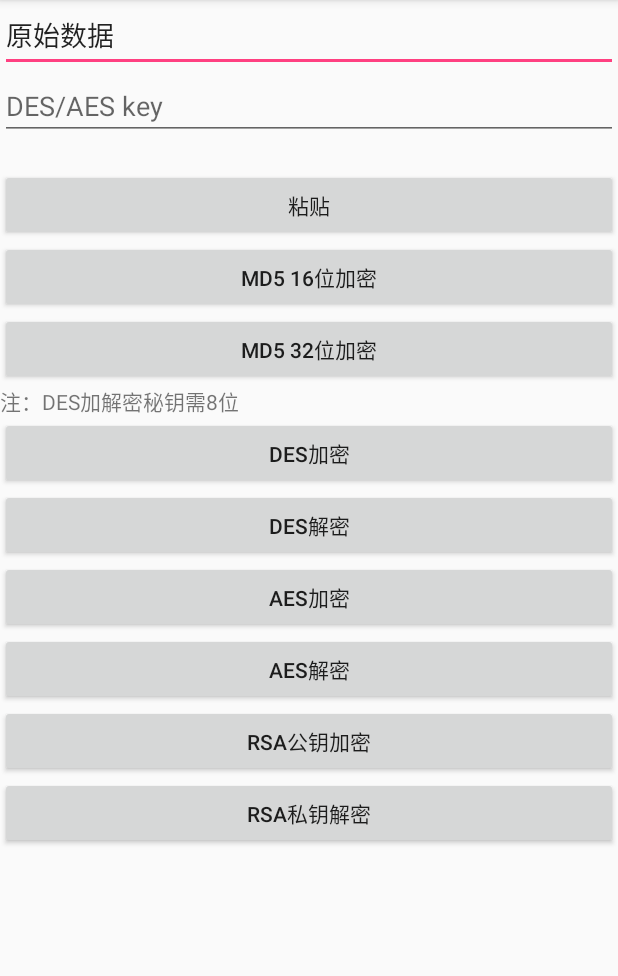
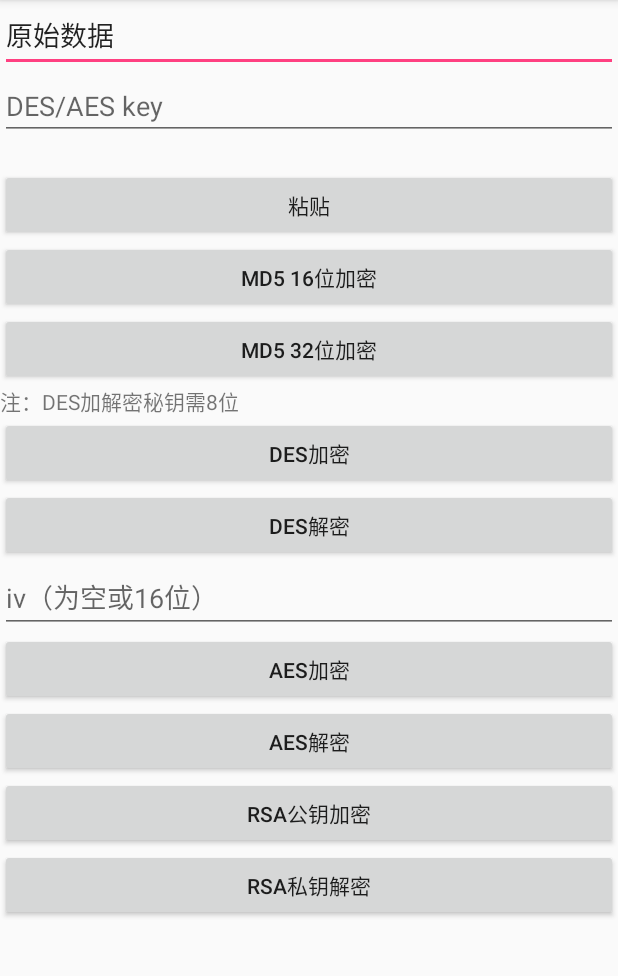
Before and after one commit to q1113225201/LibPlatform, an Android app: the EncryptActivity screen opened directly, with no data from a screen before it, on a phone screen of 412 x 824 dp, the part 84-1060 px from its top. Run offline under Robolectric (Android 15) with nearby library versions, the phone set to English and light mode, and no system bars.

Commit message:
带IV的AES加解密

```diff
--- a/app/src/main/java/com/sjl/libplatform/encrypt/EncryptActivity.java
+++ b/app/src/main/java/com/sjl/libplatform/encrypt/EncryptActivity.java
@@ -17,6 +17,7 @@ import com.sjl.libplatform.util.encrypt.RSAUtil;
 public class EncryptActivity extends PlatformActivity {
     EditText etData;
     EditText etKey;
+    EditText etIV;
     TextView tvData;
 
     @Override
@@ -28,6 +29,7 @@ public class EncryptActivity extends PlatformActivity {
     public void initView() {
         etData = findViewById(R.id.et_data);
         etKey = findViewById(R.id.et_key);
+        etIV = findViewById(R.id.et_iv);
         tvData = findViewById(R.id.tv_data);
         findViewById(R.id.tv_data).setOnClickListener(this);
         findViewById(R.id.btn_paste).setOnClickListener(this);
@@ -91,10 +93,10 @@ public class EncryptActivity extends PlatformActivity {
                 tvData.setText(DESUtil.decrypt(etKey.getText().toString(), etData.getText().toString()));
                 break;
             case R.id.btn_aes_encrypt:
-                tvData.setText(AESUtil.encrypt(etKey.getText().toString(), etData.getText().toString()));
+                tvData.setText(AESUtil.encrypt(etKey.getText().toString(), etData.getText().toString(), etIV.getText().toString()));
                 break;
             case R.id.btn_aes_decrypt:
-                tvData.setText(AESUtil.decrypt(etKey.getText().toString(), etData.getText().toString()));
+                tvData.setText(AESUtil.decrypt(etKey.getText().toString(), etData.getText().toString(), etIV.getText().toString()));
                 break;
             case R.id.btn_rsa_encrypt_public:
                 tvData.setText(RSAUtil.encryptPublic(publicKey, etData.getText().toString()));
--- a/app/src/main/res/layout/activity_encrypt.xml
+++ b/app/src/main/res/layout/activity_encrypt.xml
@@ -67,6 +67,12 @@
                 android:layout_height="wrap_content"
                 android:text="DES解密" />
 
+            <EditText
+                android:id="@+id/et_iv"
+                android:layout_width="match_parent"
+                android:layout_height="wrap_content"
+                android:hint="iv（为空或16位）" />
+
             <Button
                 android:id="@+id/btn_aes_encrypt"
                 android:layout_width="match_parent"
```
Also changed, not shown: libplatform/src/main/java/com/sjl/libplatform/util/encrypt/AESUtil.java (+64 -8 lines).
